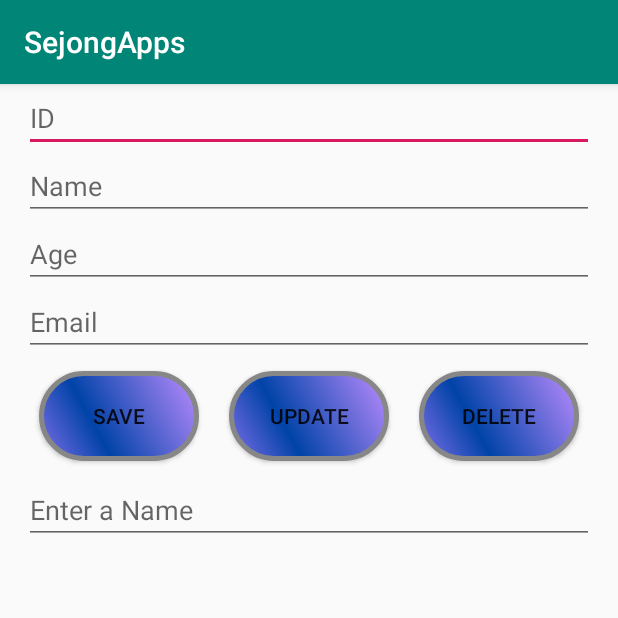
After one commit to joe2275/Simple-Sejong-App-Project, an Android app: the QueryActivity screen opened directly, with no data from a screen before it, on a phone screen of 412 x 824 dp, the top half of it. The commit adds this screen. Run offline under Robolectric (Android 15) with nearby library versions, the light colour scheme and no system bars.

Commit message:
Implementing SQL Activity

```diff
--- a/SejongApps/app/src/main/AndroidManifest.xml
+++ b/SejongApps/app/src/main/AndroidManifest.xml
@@ -16,9 +16,13 @@
                 <category android:name="android.intent.category.LAUNCHER" />
             </intent-filter>
         </activity>
-        <activity android:name=".Activity.UserActivity"
-            android:screenOrientation="portrait"/>
-        <activity android:name=".Activity.RegisterActivity"
-            android:screenOrientation="portrait"/>
+        <activity
+            android:name=".Activity.UserActivity"
+            android:screenOrientation="portrait" />
+        <activity
+            android:name=".Activity.RegisterActivity"
+            android:screenOrientation="portrait" />
+        <activity android:name=".Activity.QueryActivity"></activity>
     </application>
+
 </manifest>
--- a/SejongApps/app/src/main/java/com/example/whgml/sejongapps/Activity/LoginActivity.java
+++ b/SejongApps/app/src/main/java/com/example/whgml/sejongapps/Activity/LoginActivity.java
@@ -125,6 +125,7 @@ public class LoginActivity extends AppCompatActivity implements Button.OnClickLi
 
     private void countInvalidate()
     {
+        remainingText.setEnabled(true);
         validateCounter--;
         if(remainingText.getVisibility() == View.INVISIBLE) {
             remainingText.setVisibility(View.VISIBLE);
--- /dev/null
+++ b/SejongApps/app/src/main/java/com/example/whgml/sejongapps/Activity/QueryActivity.java
@@ -0,0 +1,15 @@
+package com.example.whgml.sejongapps.Activity;
+
+import android.support.v7.app.AppCompatActivity;
+import android.os.Bundle;
+
+import com.example.whgml.sejongapps.R;
+
+public class QueryActivity extends AppCompatActivity {
+
+    @Override
+    protected void onCreate(Bundle savedInstanceState) {
+        super.onCreate(savedInstanceState);
+        setContentView(R.layout.activity_query);
+    }
+}
--- /dev/null
+++ b/SejongApps/app/src/main/res/drawable/newbutton.xml
@@ -0,0 +1,28 @@
+<?xml version="1.0" encoding="utf-8"?>
+    <shape xmlns:android="http://schemas.android.com/apk/res/android" android:shape="rectangle" >
+        <corners
+            android:radius="29dp"
+            />
+        <gradient
+            android:angle="45"
+            android:centerX="35%"
+            android:centerColor="#0043A8"
+            android:startColor="#7F6FE8"
+            android:endColor="#BE8CFF"
+            android:type="linear"
+            />
+        <padding
+            android:left="0dp"
+            android:top="0dp"
+            android:right="0dp"
+            android:bottom="0dp"
+            />
+        <size
+            android:width="152dp"
+            android:height="60dp"
+            />
+        <stroke
+            android:width="3dp"
+            android:color="#878787"
+            />
+    </shape>
--- /dev/null
+++ b/SejongApps/app/src/main/res/layout/activity_query.xml
@@ -0,0 +1,79 @@
+<?xml version="1.0" encoding="utf-8"?>
+<android.support.v4.widget.NestedScrollView xmlns:android="http://schemas.android.com/apk/res/android"
+    xmlns:app="http://schemas.android.com/apk/res-auto"
+    xmlns:tools="http://schemas.android.com/tools"
+    android:layout_width="match_parent"
+    android:layout_height="match_parent"
+    android:paddingTop="@dimen/vertical_margin"
+    android:paddingBottom="@dimen/vertical_margin"
+    android:paddingLeft="@dimen/horizontal_margin"
+    android:paddingRight="@dimen/horizontal_margin"
+    tools:context=".Activity.QueryActivity">
+
+    <LinearLayout
+        android:layout_width="match_parent"
+        android:layout_height="wrap_content"
+        android:orientation="vertical">
+        <android.support.design.widget.TextInputEditText
+            android:id="@+id/stIDEditText"
+            android:layout_width="match_parent"
+            android:layout_height="wrap_content"
+            android:hint="ID"/>
+
+        <android.support.design.widget.TextInputEditText
+            android:id="@+id/stNameEditText"
+            android:layout_width="match_parent"
+            android:layout_height="wrap_content"
+            android:hint="Name"/>
+
+        <android.support.design.widget.TextInputEditText
+            android:id="@+id/stAgeEditText"
+            android:layout_width="match_parent"
+            android:layout_height="wrap_content"
+            android:hint="Age"/>
+
+        <android.support.design.widget.TextInputEditText
+            android:id="@+id/stEmailEditText"
+            android:layout_width="match_parent"
+            android:layout_height="wrap_content"
+            android:hint="Email" />
+
+        <LinearLayout
+            android:layout_width="match_parent"
+            android:layout_height="wrap_content"
+            android:orientation="horizontal">
+            <Button
+                android:layout_width="100dp"
+                android:layout_height="wrap_content"
+                android:background="@drawable/newbutton"
+                android:layout_weight="1"
+                android:layout_margin="10dp"
+                android:text="Save" />
+            <Button
+                android:layout_width="100dp"
+                android:layout_height="wrap_content"
+                android:background="@drawable/newbutton"
+                android:layout_weight="1"
+                android:layout_margin="10dp"
+                android:text="Update" />
+
+            <Button
+                android:layout_width="100dp"
+                android:layout_height="wrap_content"
+                android:background="@drawable/newbutton"
+                android:layout_weight="1"
+                android:layout_margin="10dp"
+                android:text="Delete" />
+        </LinearLayout>
+
+        <android.support.design.widget.TextInputEditText
+            android:id="@+id/selectNameEditText"
+            android:layout_width="match_parent"
+            android:layout_height="wrap_content"
+            android:hint="Enter a Name"
+            />
+
+
+    </LinearLayout>
+
+</android.support.v4.widget.NestedScrollView>
--- a/SejongApps/app/src/main/res/layout/login_activity.xml
+++ b/SejongApps/app/src/main/res/layout/login_activity.xml
@@ -69,7 +69,6 @@
             <RelativeLayout
                 android:layout_width="match_parent"
                 android:layout_height="match_parent">
-
                 <Button
                     android:id="@+id/loginButton"
                     android:layout_width="wrap_content"
@@ -89,10 +88,10 @@
             android:layout_height="wrap_content"
             android:layout_marginBottom="@dimen/btn_vertical_margin"
             android:text="@string/remainingText"
+            android:textAlignment="center"
             android:textColor="#FFFFFFFF"
             android:textSize="15sp"
-            android:textAlignment="center"
-            android:visibility="gone" />
+            android:visibility="invisible" />
 
         <android.support.v7.widget.AppCompatTextView
             android:id="@+id/txtReg"
--- a/SejongApps/app/src/main/res/layout/register_activity.xml
+++ b/SejongApps/app/src/main/res/layout/register_activity.xml
@@ -122,6 +122,15 @@
             android:textColor="#FFFFFFFF"
             />
 
+        <android.support.design.widget.TextInputEditText
+            android:id="@+id/studentNameInputText"
+            android:layout_width="match_parent"
+            android:layout_height="wrap_content"
+            android:hint="Enter a Student Name"
+            android:textSize="16sp"
+            android:textColor="#FFFFFFFF"
+            />
+
     </LinearLayout>
 
 
```
Also changed, not shown: SejongApps/app/build.gradle (line endings or trailing spaces).
